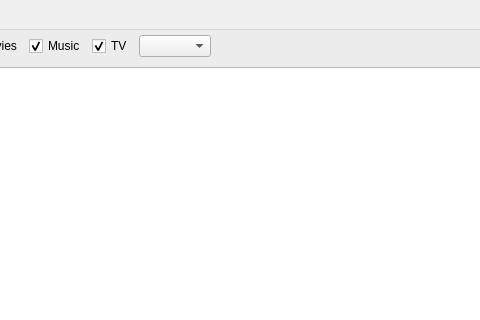
Qt form gui/rss.ui (ensisoft/newsflash-plus) before a commit; both pictures show x 252 to 732 and y 0 to 320 of the 820 by 553 pixel window.
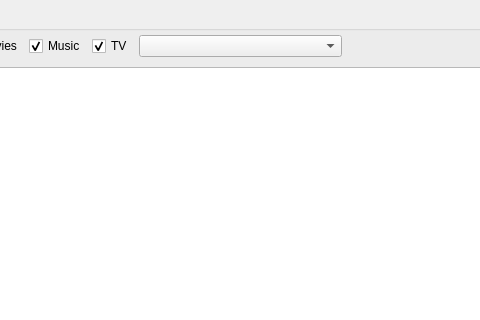
The same form after that commit. Icons and pictures are not drawn.

Commit message:
Made RSS server combobox expanding in RSS UI
Made RSS server combobox expanding in RSS UI.

```diff
--- a/gui/rss.ui
+++ b/gui/rss.ui
@@ -92,7 +92,7 @@
         <item>
          <widget class="QComboBox" name="cmbServerList">
           <property name="sizePolicy">
-           <sizepolicy hsizetype="Preferred" vsizetype="Fixed">
+           <sizepolicy hsizetype="MinimumExpanding" vsizetype="Fixed">
             <horstretch>0</horstretch>
             <verstretch>0</verstretch>
            </sizepolicy>
```
